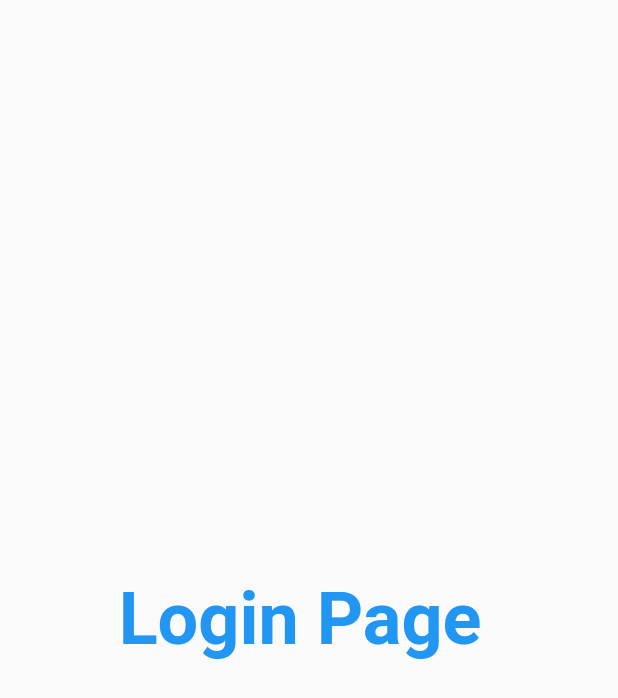
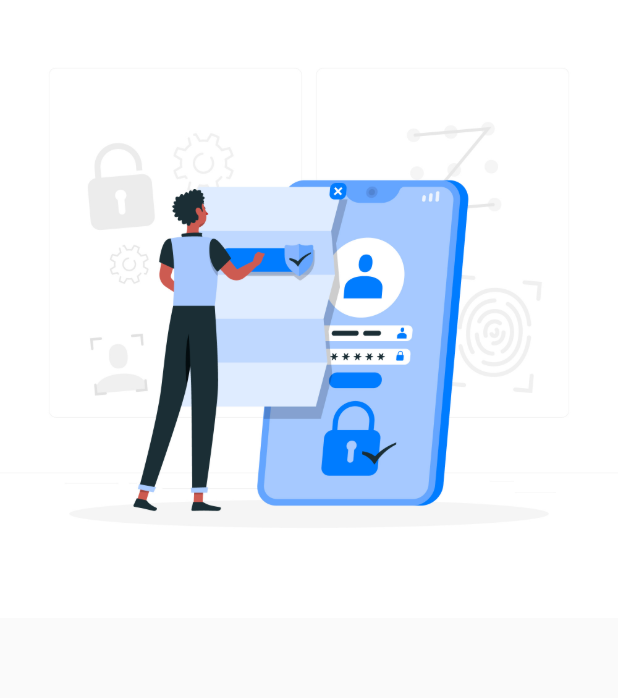
Before and after one commit to usamahussaindev/ecommerc_eapp, a Flutter app: the screen it shows after launch, on a phone screen of 412 x 824 dp. Shown: the top 698 px of the screen. Run offline on Flutter 3.47's test engine with Material 2 defaults, Android fonts, the phone set to English and light mode, and no system bars.

Commit message:
Auth Ui Complete

```diff
--- a/lib/main.dart
+++ b/lib/main.dart
@@ -21,6 +21,7 @@ class MyApp extends StatelessWidget {
       darkTheme: ThemeData(
         primarySwatch: Colors.deepOrange,
       ),
+      initialRoute: "/AuthPage",
       routes: {
         "/": (context) => AuthPage(),
         "/home": (context) => HomePage(),
--- a/lib/pages/auth.dart
+++ b/lib/pages/auth.dart
@@ -4,10 +4,8 @@ class AuthPage extends StatelessWidget {
   @override
   Widget build(BuildContext context) {
     return Material(
-        child: Center(
-      child: Text("Login Page ",
-          style: TextStyle(
-              fontSize: 48, color: Colors.blue, fontWeight: FontWeight.bold)),
+        child: Column(
+      children: [Image.asset("assets/images/auth.jpg")],
     ));
   }
 }
```
Also changed, not shown: pubspec.yaml (+5 -7 lines), assets/images/auth.jpg (added).
